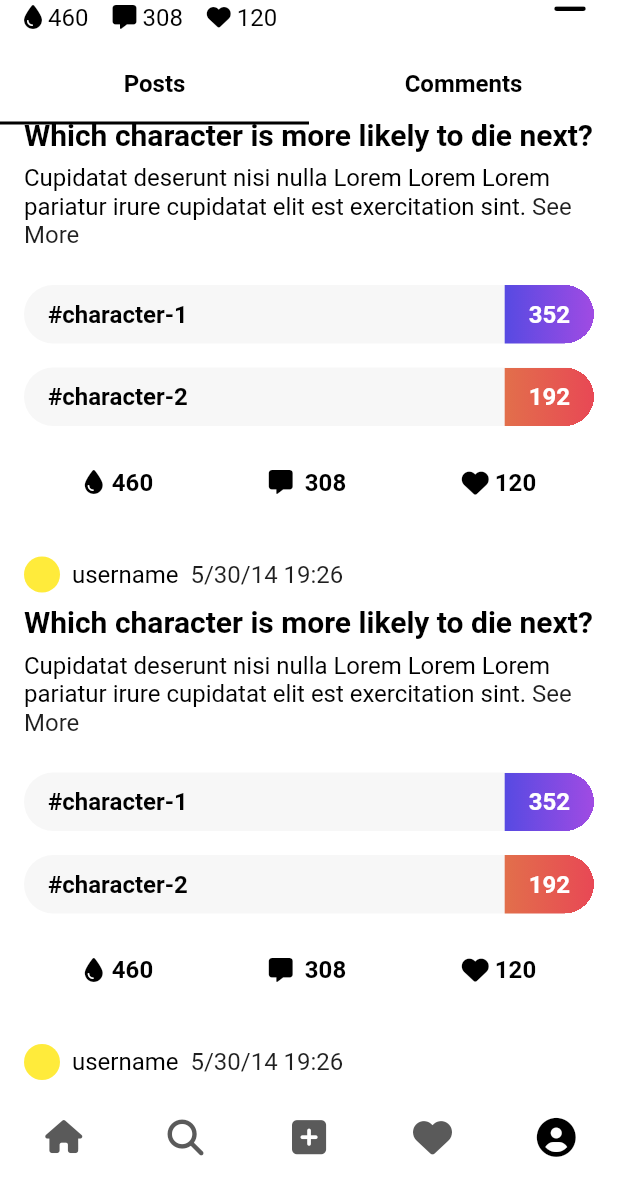
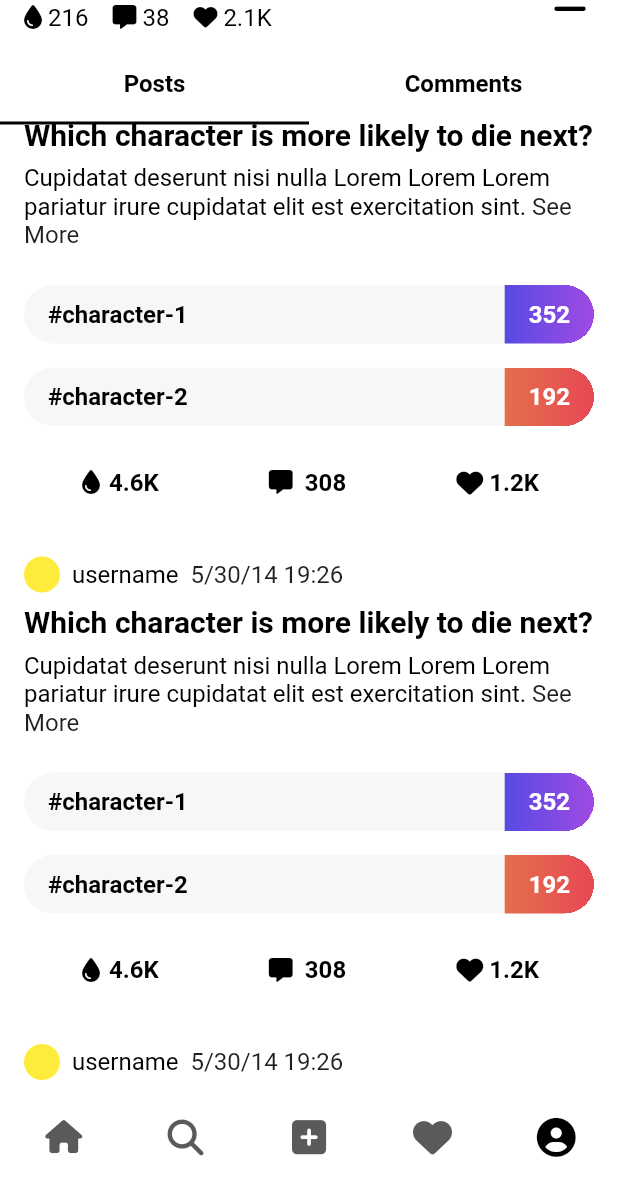
Before and after one commit to emresoysuren/chupp, a Flutter app: the ProfilePage screen opened by its route, scrolled down 256 dp, after a tap on "username", on a phone screen of 412 x 824 dp, the part 51-1236 px from its top. Run offline on Flutter 3.47's test engine with Material 2 defaults, Android fonts, the phone set to English and light mode, and no system bars; our stand-ins replace another_flushbar, auto_route, firebase_auth, firebase_core, font_awesome_flutter, google_fonts and 2 more; missing offline and left inert: draggable_menu; accounts and stored records are empty; network calls fail; Roboto replaces fonts that are missing (Ubuntu); statements that could not run were skipped.

Commit message:
added number formater

```diff
--- a/lib/pages/main/profile.dart
+++ b/lib/pages/main/profile.dart
@@ -39,9 +39,9 @@ class _ProfilePageState extends State<ProfilePage> {
       backgroundColor: context.theme.current.primaryBg,
       appBar: ContentBar(
         title: "username",
-        ink: 460,
-        comment: 308,
-        like: 120,
+        like: 2100,
+        ink: 216,
+        comment: 38,
         controller: _controller,
         contentKey: _contentKey,
         pop: false,
@@ -65,9 +65,9 @@ class _ProfilePageState extends State<ProfilePage> {
                 key: _contentKey,
                 isOwner: true,
                 title: "username",
-                follower: 210,
-                ink: 460,
-                comment: 308,
+                follower: 2100,
+                ink: 216,
+                comment: 38,
               ),
             ),
             SliverPersistentHeader(
--- a/lib/pages/side/post/post.dart
+++ b/lib/pages/side/post/post.dart
@@ -76,7 +76,7 @@ class _PostPageState extends State<PostPage> with TickerProviderStateMixin {
           controller: _controller,
           contentKey: _contentKey,
           offset: _offset,
-          ink: 460,
+          ink: 380,
           time: "5/30/14 19:26",
           onButtonTap: () => DraggableMenu.open(
             context,
--- a/lib/utils/ui_manager.dart
+++ b/lib/utils/ui_manager.dart
@@ -3,6 +3,7 @@ import 'package:chupp/pages/func/loading.dart';
 import 'package:chupp/routes/blured.dart';
 import 'package:chupp/utils/utils/context_extension.dart';
 import 'package:flutter/material.dart';
+import 'package:intl/intl.dart';
 
 class UiManager {
   UiManager._();
@@ -41,4 +42,9 @@ class UiManager {
         forwardAnimationCurve: Curves.ease,
         duration: const Duration(seconds: 2),
       ).show(context);
+
+  static String numFormat(int? number) {
+    final formater = NumberFormat.compact();
+    return formater.format(number ?? 0);
+  }
 }
--- a/lib/widgets/bars/custom/content_bar.dart
+++ b/lib/widgets/bars/custom/content_bar.dart
@@ -1,3 +1,4 @@
+import 'package:chupp/utils/ui_manager.dart';
 import 'package:chupp/utils/utils/context_extension.dart';
 import 'package:chupp/widgets/bars/scroll_animated_bar.dart';
 import 'package:chupp/widgets/buttons/single_button.dart';
@@ -58,7 +59,7 @@ class ContentBar extends StatelessWidget implements PreferredSizeWidget {
           ),
           const SizedBox(width: 4),
           Text(
-            ink.toString(),
+            UiManager.numFormat(ink),
             style: context.styles.text,
           ),
         ],
@@ -71,7 +72,7 @@ class ContentBar extends StatelessWidget implements PreferredSizeWidget {
           ),
           const SizedBox(width: 4),
           Text(
-            comment.toString(),
+            UiManager.numFormat(comment),
             style: context.styles.text,
           ),
         ],
@@ -84,7 +85,7 @@ class ContentBar extends StatelessWidget implements PreferredSizeWidget {
           ),
           const SizedBox(width: 4),
           Text(
-            like.toString(),
+            UiManager.numFormat(like),
             style: context.styles.text,
           ),
         ],
--- a/lib/widgets/buttons/custom/comment.dart
+++ b/lib/widgets/buttons/custom/comment.dart
@@ -1,3 +1,4 @@
+import 'package:chupp/utils/ui_manager.dart';
 import 'package:chupp/widgets/buttons/single_plain_text_button.dart';
 import 'package:flutter/material.dart';
 import 'package:font_awesome_flutter/font_awesome_flutter.dart';
@@ -17,7 +18,7 @@ class CommentButton extends StatelessWidget {
     return SinglePlainTextButton(
       icon: const FaIcon(FontAwesomeIcons.solidMessage).icon,
       iconSize: 16,
-      label: (amount ?? "Comment").toString(),
+      label: UiManager.numFormat(amount),
       onPressed: onPressed ?? () {},
     );
   }
--- a/lib/widgets/buttons/custom/ink.dart
+++ b/lib/widgets/buttons/custom/ink.dart
@@ -1,3 +1,4 @@
+import 'package:chupp/utils/ui_manager.dart';
 import 'package:chupp/widgets/buttons/single_plain_text_button.dart';
 import 'package:flutter/material.dart';
 import 'package:font_awesome_flutter/font_awesome_flutter.dart';
@@ -18,7 +19,7 @@ class InkButton extends StatelessWidget {
       icon: const FaIcon(FontAwesomeIcons.droplet).icon,
       iconSize: 16,
       gap: 4,
-      label: (amount ?? "Vote").toString(),
+      label: UiManager.numFormat(amount),
       onPressed: onPressed ?? () {},
     );
   }
--- a/lib/widgets/buttons/custom/like.dart
+++ b/lib/widgets/buttons/custom/like.dart
@@ -1,3 +1,4 @@
+import 'package:chupp/utils/ui_manager.dart';
 import 'package:chupp/widgets/buttons/single_plain_text_button.dart';
 import 'package:flutter/material.dart';
 import 'package:font_awesome_flutter/font_awesome_flutter.dart';
@@ -17,7 +18,7 @@ class LikeButton extends StatelessWidget {
     return SinglePlainTextButton(
       icon: const FaIcon(FontAwesomeIcons.solidHeart).icon,
       iconSize: 18,
-      label: (amount ?? "Like").toString(),
+      label: UiManager.numFormat(amount),
       gap: 4,
       onPressed: onPressed ?? () {},
     );
--- a/lib/widgets/hashtags/hashtag_header.dart
+++ b/lib/widgets/hashtags/hashtag_header.dart
@@ -1,4 +1,5 @@
 import 'package:chupp/config/texts.dart';
+import 'package:chupp/utils/ui_manager.dart';
 import 'package:chupp/utils/utils/context_extension.dart';
 import 'package:chupp/widgets/buttons/custom/mini_button.dart';
 import 'package:flutter/material.dart';
@@ -42,7 +43,7 @@ class HashtagHeader extends StatelessWidget {
                 ),
                 const SizedBox(width: 4),
                 Text(
-                  (ink ?? 0).toString(),
+                  UiManager.numFormat(ink),
                   style: context.styles.text,
                 ),
                 const SizedBox(width: 16),
@@ -53,7 +54,7 @@ class HashtagHeader extends StatelessWidget {
                 ),
                 const SizedBox(width: 4),
                 Text(
-                  (comment ?? 0).toString(),
+                  UiManager.numFormat(comment),
                   style: context.styles.text,
                 ),
                 const SizedBox(width: 16),
@@ -64,7 +65,7 @@ class HashtagHeader extends StatelessWidget {
                 ),
                 const SizedBox(width: 4),
                 Text(
-                  (like ?? 0).toString(),
+                  UiManager.numFormat(like),
                   style: context.styles.text,
                 ),
               ],
--- a/lib/widgets/hashtags/mini_hashtag.dart
+++ b/lib/widgets/hashtags/mini_hashtag.dart
@@ -1,6 +1,7 @@
 import 'package:chupp/config/texts.dart';
 import 'package:chupp/pages/side/hashtag/hashtag.dart';
 import 'package:chupp/routes/basic.dart';
+import 'package:chupp/utils/ui_manager.dart';
 import 'package:chupp/utils/utils/context_extension.dart';
 import 'package:flutter/material.dart';
 import 'package:font_awesome_flutter/font_awesome_flutter.dart';
@@ -31,7 +32,7 @@ class MiniHashtag extends StatelessWidget {
             crossAxisAlignment: CrossAxisAlignment.start,
             children: [
               Text(
-                "${Texts.hashtagHeaderPrefix} 34k ${Texts.hashtagHeaderSuffix}",
+                "${Texts.hashtagHeaderPrefix} ${UiManager.numFormat(34000)} ${Texts.hashtagHeaderSuffix}",
                 style: context.styles.mutted,
               ),
               const SizedBox(height: 4),
@@ -49,7 +50,7 @@ class MiniHashtag extends StatelessWidget {
                   ),
                   const SizedBox(width: 4),
                   Text(
-                    "1.6k",
+                    UiManager.numFormat(1600),
                     style: context.styles.mutted,
                   ),
                   const SizedBox(width: 16),
@@ -60,7 +61,7 @@ class MiniHashtag extends StatelessWidget {
                   ),
                   const SizedBox(width: 4),
                   Text(
-                    "4.6k",
+                    UiManager.numFormat(4600),
                     style: context.styles.mutted,
                   ),
                   const SizedBox(width: 16),
@@ -71,7 +72,7 @@ class MiniHashtag extends StatelessWidget {
                   ),
                   const SizedBox(width: 4),
                   Text(
-                    "308",
+                    UiManager.numFormat(308),
                     style: context.styles.mutted,
                   ),
                 ],
--- a/lib/widgets/posts/post/mini_post.dart
+++ b/lib/widgets/posts/post/mini_post.dart
@@ -64,7 +64,7 @@ class MiniPost extends StatelessWidget {
                 mainAxisAlignment: MainAxisAlignment.spaceAround,
                 children: [
                   InkButton(
-                    amount: 460,
+                    amount: 4600,
                     onPressed: () => Navigator.push(
                       context,
                       BasicPageRoute(
@@ -83,7 +83,7 @@ class MiniPost extends StatelessWidget {
                       ),
                     ),
                   ),
-                  const LikeButton(amount: 120),
+                  const LikeButton(amount: 1200),
                 ],
               ),
             ],
--- a/lib/widgets/profile/profile_header.dart
+++ b/lib/widgets/profile/profile_header.dart
@@ -1,4 +1,5 @@
 import 'package:chupp/config/texts.dart';
+import 'package:chupp/utils/ui_manager.dart';
 import 'package:chupp/utils/utils/context_extension.dart';
 import 'package:chupp/widgets/buttons/custom/mini_button.dart';
 import 'package:chupp/widgets/expandable_text.dart';
@@ -60,7 +61,7 @@ class ProfileHeader extends StatelessWidget {
                         ),
                         const SizedBox(width: 4),
                         Text(
-                          (follower ?? 0).toString(),
+                          UiManager.numFormat(follower),
                           style: context.styles.text,
                         ),
                         const SizedBox(width: 16),
@@ -71,7 +72,7 @@ class ProfileHeader extends StatelessWidget {
                         ),
                         const SizedBox(width: 4),
                         Text(
-                          (ink ?? 0).toString(),
+                          UiManager.numFormat(ink),
                           style: context.styles.text,
                         ),
                         const SizedBox(width: 16),
@@ -82,7 +83,7 @@ class ProfileHeader extends StatelessWidget {
                         ),
                         const SizedBox(width: 4),
                         Text(
-                          (comment ?? 0).toString(),
+                          UiManager.numFormat(comment),
                           style: context.styles.text,
                         ),
                       ],
--- a/pubspec.yaml
+++ b/pubspec.yaml
@@ -21,6 +21,7 @@ dependencies:
   rive: ^0.7.16
   loading_animation_widget: ^1.2.0+4
   firebase_auth: ^4.6.3
+  intl: ^0.18.1
 
 dev_dependencies:
   flutter_test:
```
Also changed, not shown: pubspec.lock.
